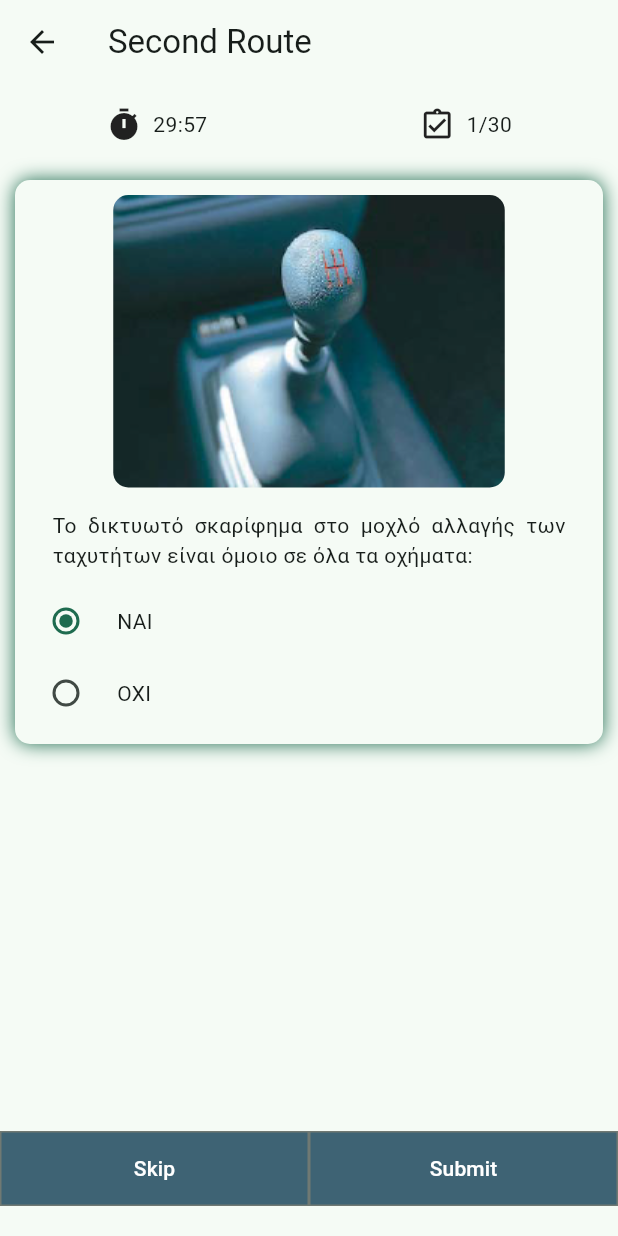
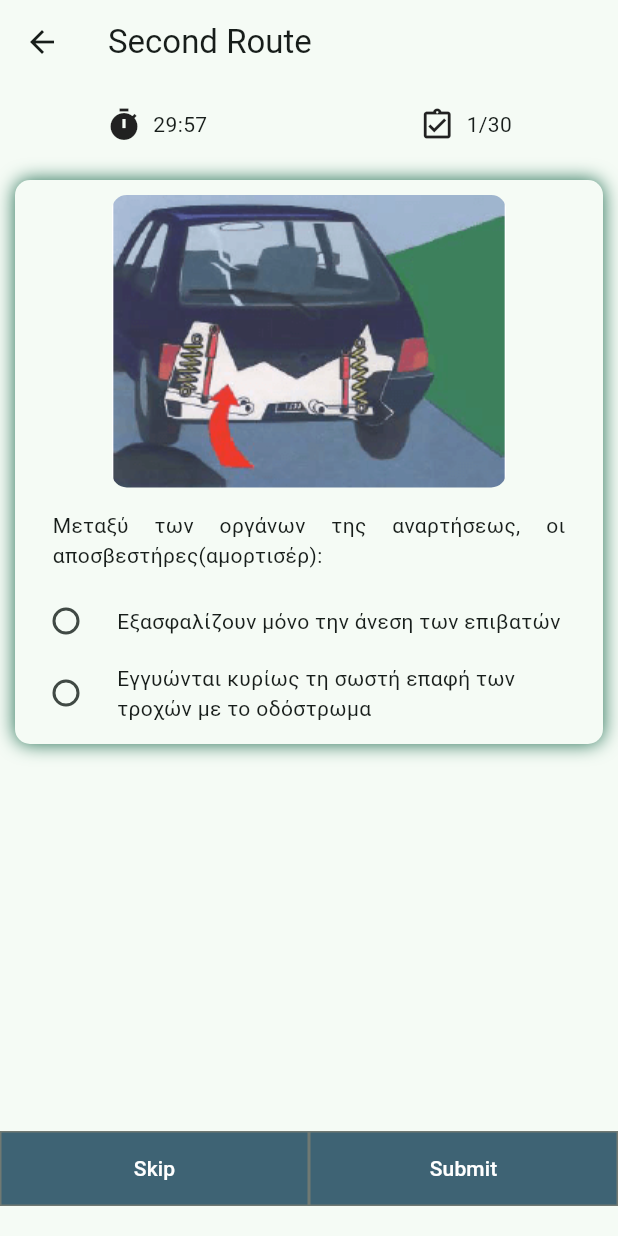
Before and after one commit to McSakis1999/flutter_driving_quiz, a Flutter app: the Quiz screen opened directly, after a tap on "Skip", on a phone screen of 412 x 824 dp. Run offline on Flutter 3.47's test engine with Material 2 defaults, Android fonts, the phone set to English and light mode, and no system bars.

Commit message:
Created quiz button logic & minor fixes

```diff
--- a/lib/components/questionCard.dart
+++ b/lib/components/questionCard.dart
@@ -29,11 +29,13 @@ class _QuestionCardState extends State<QuestionCard> {
       child: Column(
         crossAxisAlignment: CrossAxisAlignment.center,
         children: [
-          ClipRRect(
-            borderRadius: BorderRadius.circular(10),
-            child: Image.asset(
-                'assets/${widget.question.Raw_category}.${widget.question.id}.png'),
-          ),
+          if (widget.question.hasImage == true) ...[
+            ClipRRect(
+              borderRadius: BorderRadius.circular(10),
+              child: Image.asset(
+                  'assets/${widget.question.Raw_category}.${widget.question.id}.png'),
+            )
+          ],
           const SizedBox(height: 15),
           Row(
             children: [
--- a/lib/components/radioBtns.dart
+++ b/lib/components/radioBtns.dart
@@ -23,14 +23,13 @@ class _RadioBtnsState extends State<RadioBtns> {
                 onChanged: (value) {
                   setState(() {
                     currentAnswer = value.toString();
-                    print(currentAnswer);
                   });
                 },
               ),
               const SizedBox(
                 width: 10,
               ),
-              Text(answer.A_text)
+              Flexible(child: Text(answer.A_text))
             ],
           )
       ],
--- a/lib/models/data.dart
+++ b/lib/models/data.dart
@@ -28,6 +28,7 @@ class Answer {
 class Question {
   //fields
   static int _nextId = 0;
+  bool hasImage = false;
   int id = -1;
   String category = '-1';
   String text = '';
@@ -36,6 +37,10 @@ class Question {
   //getters
   String get Q_text {
     return text;
+  }
+
+  bool get Q_hasImage {
+    return hasImage;
   }
 
   String? get Q_category {
@@ -55,23 +60,50 @@ class Question {
   }
 
   //constructors
-  Question(String category, String text, List<Answer> answers) {
+  Question(String category, bool hasImage, String text, List<Answer> answers) {
     this.id = ++_nextId; // Αυτόματη αύξηση id για προστασία από λογικά λάθη
     this.category = category;
+    this.hasImage = hasImage;
     this.text = text;
     this.answers = answers;
   }
 }
 
-final _categories = {"-1": "Δεν βρέθηκε κατηγορια", "1": "Όργανα του οχήματος"};
+final _categories = {
+  "-1": "Δεν βρέθηκε κατηγορια",
+  "1": "ΤΑ ΚΥΡΙΑ ΟΡΓΑΝΑ ΤΟΥ ΟΧΗΜΑΤΟΣ ΚΑΙ ΤΑ ΧΕΙΡΙΣΤΗΡΙΑ ΣΤΟ ΧΩΡΟ ΟΔΗΓΗΣΕΩΣ",
+  "2": "Η ΕΓΚΑΤΑΣΤΑΣΗ ΣΤΗ ΘΕΣΗ ΤΟΥ ΟΔΗΓΟΥ",
+  "3": "Η ΣΗΜΑΝΣΗ",
+  "4": "ΟΙ ΔΙΑΣΤΑΥΡΩΣΕΙΣ",
+  "5": "Η ΤΑΧΥΤΗΤΑ",
+  "6": "Η ΘΕΣΗ ΣΤΟ ΟΔΟΣΤΡΩΜΑ",
+  "7": "ΟΙ ΑΠΟΣΤΑΣΕΙΣ ΑΣΦΑΛΕΙΑΣ",
+  "8": "ΣΤΑΣΗ ΚΑΙ ΣΤΑΘΜΕΥΣΗ",
+  "9": "ΔΙΑΣΤΑΥΡΩΝΕΣΤΕ, ΠΡΟΣΠΕΡΝΑΤΕ, ΣΑΣ ΠΡΟΣΠΕΡΝΟΥΝ",
+  "10": "ΟΙ ΣΤΡΟΦΕΣ",
+  "11": "Η ΣΥΝΗΠΑΡΞΗ ΜΕ ΤΟΥΣ ΑΛΛΟΥΣ ΧΡΗΣΤΕΣ ΤΗΣ ΟΔΟΥ",
+  "12": "ΑΚΟΛΟΥΘΩΝΤΑΣ ΜΙΑ ΔΙΑΔΡΟΜΗ",
+  "13": "ΤΟ ΑΛΚΟΟΛ ΚΑΙ ΑΛΛΕΣ ΧΗΜΙΚΕΣ ΟΥΣΙΕΣ, ΦΑΡΜΑΚΑ",
+  "14": "Η ΕΙΣΟΔΟΣ ΣΤΗΝ ΚΥΚΛΟΦΟΡΙΑ",
+  "15": "Ο ΑΥΤΟΚΙΝΗΤΟΔΡΟΜΟΣ",
+  "16": "Η ΟΔΗΓΗΣΗ ΜΕ ΠΕΡΙΟΡΙΣΜΕΝΗ ΟΡΑΤΟΤΗΤΑ",
+  "17": "ΟΔΗΓΩΝΤΑΣ ΜΕ ΜΕΙΩΜΕΝΗ ΠΡΟΣΦΥΣΗ",
+  "18": "ΟΔΗΓΗΣΗ ΣΕ ΒΟΥΝΟ",
+  "19": "Η ΚΟΥΡΑΣΗ ΚΑΙ Η ΕΤΟΙΜΟΤΗΤΑ",
+  "20": "Η ΣΥΜΠΕΡΙΦΟΡΑ ΣΕ ΑΤΗΧΥΜΑ",
+  "21": "ΣΥΝΤΗΡΗΣΗ ΚΑΙ ΕΠΙΣΚΕΥΗ",
+  "22": "ΟΙ ΕΚΤΑΚΤΕΣ ΚΑΤΑΣΤΑΣΕΙΣ",
+  "23": "ΠΡΟΣΤΑΣΙΑ ΠΕΡΙΒΑΛΛΟΝΤΟΣ - ΕΞΟΙΚΟΝΟΜΗΣΗ ΕΝΕΡΓΕΙΑΣ",
+};
 
-var questions = [
+List questions = [
   Question(
       '1',
+      true,
       'Το δικτυωτό σκαρίφημα στο μοχλό αλλαγής των ταχυτήτων είναι όμοιο σε όλα τα οχήματα:',
       [Answer('ΝΑΙ', false), Answer('ΟΧΙ', true)]),
-  Question(
-      '1', 'Μεταξύ των οργάνων της αναρτήσεως, οι αποσβεστήρες(αμορτισέρ):', [
+  Question('1', true,
+      'Μεταξύ των οργάνων της αναρτήσεως, οι αποσβεστήρες(αμορτισέρ):', [
     Answer('Εξασφαλίζουν μόνο την άνεση των επιβατών', false),
     Answer('Εγγυώνται κυρίως τη σωστή επαφή των τροχών με το οδόστρωμα', true)
   ])
--- a/lib/screens/quiz_template.dart
+++ b/lib/screens/quiz_template.dart
@@ -12,10 +12,11 @@ class Quiz extends StatefulWidget {
 
 class _QuizState extends State<Quiz> {
   //Variables
+  final int _totalQuestions = 30;
   int _questionIndex = 0;
-  final int _totalQuestions = 30;
-  int value = 0;
-  int btnIndex = 0;
+  List answerCatalog = [];
+
+  //int value = 0;
 
   @override
   Widget build(BuildContext context) {
@@ -51,6 +52,7 @@ class _QuizState extends State<Quiz> {
               Row(
                 mainAxisAlignment: MainAxisAlignment.spaceAround,
                 children: [
+                  if (questions.length > 1) ...[
                     Expanded(
                       child: OutlinedButton(
                         child: const Text('Skip'),
@@ -64,8 +66,11 @@ class _QuizState extends State<Quiz> {
                                 borderRadius:
                                     BorderRadius.all(Radius.circular(0)))),
                         onPressed: () {
-                        _questionIndex--;
-                        print(_questionIndex);
+                          var _tempQuestion = questions[_questionIndex];
+                          questions.remove(questions[_questionIndex]);
+                          questions.add(_tempQuestion);
+                          print(questions.length);
+                          setState(() {});
                         },
                       ),
                     ),
@@ -76,15 +81,41 @@ class _QuizState extends State<Quiz> {
                           padding: const EdgeInsets.symmetric(
                               vertical: 15, horizontal: 40),
                           primary: Colors.white,
-                        backgroundColor: Theme.of(context).colorScheme.tertiary,
+                          backgroundColor:
+                              Theme.of(context).colorScheme.tertiary,
                           shape: const RoundedRectangleBorder(
-                            borderRadius: BorderRadius.all(Radius.circular(0))),
+                              borderRadius:
+                                  BorderRadius.all(Radius.circular(0))),
                         ),
                         onPressed: () {
-                        _questionIndex++;
+                          questions.remove(questions[_questionIndex]);
+                          print(questions.length);
+                          setState(() {});
                         },
                       ),
                     ),
+                  ] else if (questions.length == 1) ...[
+                    Expanded(
+                      child: OutlinedButton(
+                        child: const Text('Submit'),
+                        style: OutlinedButton.styleFrom(
+                          padding: const EdgeInsets.symmetric(
+                              vertical: 15, horizontal: 40),
+                          primary: Colors.white,
+                          backgroundColor:
+                              Theme.of(context).colorScheme.tertiary,
+                          shape: const RoundedRectangleBorder(
+                              borderRadius:
+                                  BorderRadius.all(Radius.circular(0))),
+                        ),
+                        onPressed: () {
+                          questions.remove(questions[_questionIndex]);
+                          print(questions.length);
+                          setState(() {});
+                        },
+                      ),
+                    )
+                  ],
                 ] /*2 buttons*/,
               ),
               const SizedBox(height: 20),
```
Also changed, not shown: assets/1.1.png, assets/1.2.png. Lines whose indentation alone changed are shown as unchanged.
